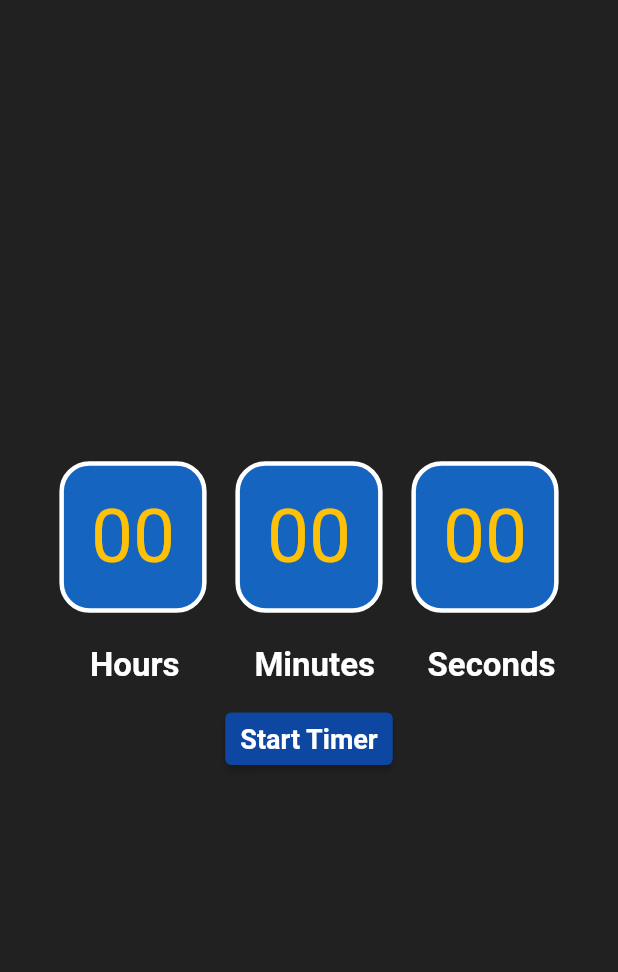
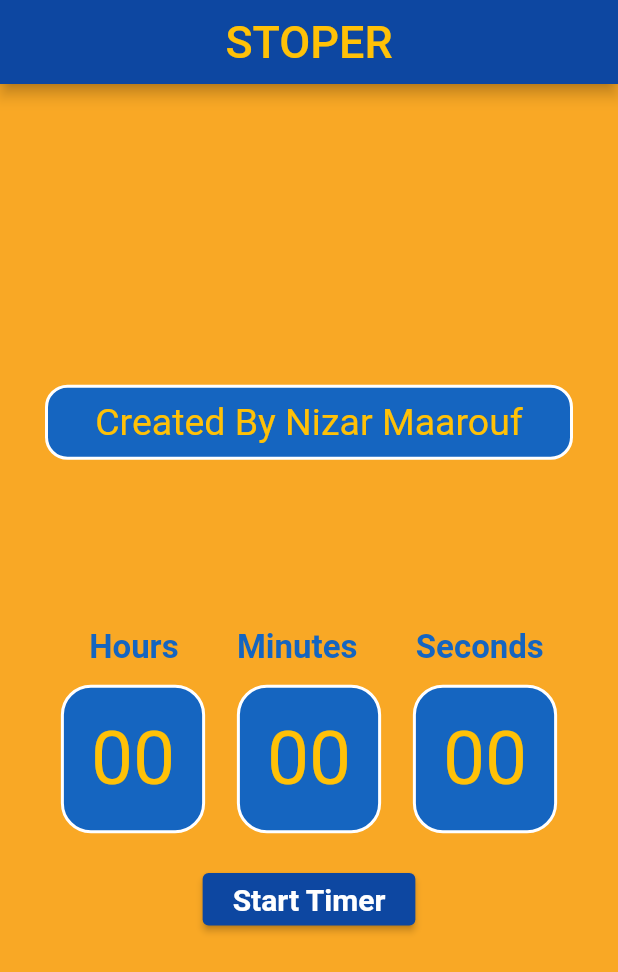
Before and after one commit to NizarMaarouf/Stoper_Timer_APP, a Flutter app: the screen it shows after launch, on a phone screen of 412 x 824 dp. Shown: the top 972 px of the screen. Run offline on Flutter 3.47's test engine with Material 2 defaults, Android fonts, the phone set to English and light mode, and no system bars.

Commit message:
BY NIZAR MAAROUF

```diff
--- a/lib/Widget/Counter.dart
+++ b/lib/Widget/Counter.dart
@@ -12,10 +12,11 @@ class StoperTimerApp extends StatefulWidget {
 }
 
 class _StoperTimerAppState extends State<StoperTimerApp> {
+  //----------------DURATION TIME---------------------------------
   Duration deuration = Duration(seconds: 0);
   //we must put the ? in the end of Timer .....
   Timer? downSeconds;
-
+//------------------STARTTIMER FUNCTION--------------------------
   startTimer() {
     downSeconds = Timer.periodic(Duration(seconds: 1), (test) {
       setState(() {
@@ -25,6 +26,7 @@ class _StoperTimerAppState extends State<StoperTimerApp> {
     });
   }
 
+//-----------------CANCELTIMER FUNCTION---------------------------
   cancelTimer() {
     int newSeconds = deuration.inSeconds;
     setState(() {
@@ -35,6 +37,7 @@ class _StoperTimerAppState extends State<StoperTimerApp> {
     });
   }
 
+//---------------------STOPTIMER FUNCTION----------------------------
   stopTimer() {
     int newSeconds = deuration.inSeconds;
     setState(() {
@@ -43,6 +46,7 @@ class _StoperTimerAppState extends State<StoperTimerApp> {
     });
   }
 
+//--------------------RESUMETIMER FUNCTION----------------------------
   resumeTimer() {
     int newSeconds = deuration.inSeconds;
     setState(() {
@@ -50,32 +54,91 @@ class _StoperTimerAppState extends State<StoperTimerApp> {
     });
   }
 
+//-------------------HELPER PARAMETER--------------------------------
   bool isRunning = false;
 
   @override
   Widget build(BuildContext context) {
     return SafeArea(
       child: Scaffold(
-        backgroundColor: Colors.black,
+        appBar: AppBar(
+          backgroundColor: Colors.blue[900],
+          title: Text(
+            'STOPER',
+            style: TextStyle(fontSize: 30, color: Colors.amber),
+          ),
+          centerTitle: true,
+        ),
+//-----------------------------BODY-----------------------------------------
         body: Container(
           padding: EdgeInsets.fromLTRB(30, 8, 30, 8),
-          color: Colors.grey[900],
+          color: Colors.yellow[800],
           width: double.infinity,
           height: double.infinity,
+
 //-----------------------THE BOX'S OF THE TIMER -----------------------------
           child: Column(
             mainAxisAlignment: MainAxisAlignment.center,
             children: [
-              Row(
+//------------------------TITLE CREATE---------------------------------------
+              Container(
+                margin: EdgeInsets.only(bottom: 100),
+                alignment: AlignmentDirectional.center,
+                width: double.infinity,
+                height: 50,
+                decoration: BoxDecoration(
+                  color: Colors.blue[800],
+                  border: Border.all(width: 2, color: Colors.white),
+                  borderRadius: BorderRadius.circular(15),
+                ),
+                child: Text(
+                  'Created By Nizar Maarouf',
+                  style: TextStyle(fontSize: 25, color: Colors.amber),
+                ),
+              ),
+//----------------------TEXT : NAME OF THE TIME BOX----------------------------
+              Container(
+                width: double.infinity,
+                height: 50,
+                padding: EdgeInsets.fromLTRB(10, 0, 0, 0),
+                child: Row(
+                  mainAxisAlignment: MainAxisAlignment.spaceAround,
+                  // ignore: prefer_const_literals_to_create_immutables
+                  children: [
+                    Text(
+                      'Hours',
+                      style: TextStyle(
+                          fontSize: 22,
+                          fontWeight: FontWeight.bold,
+                          color: Colors.blue[800]),
+                    ),
+                    Text(
+                      'Minutes',
+                      style: TextStyle(
+                          fontSize: 22,
+                          fontWeight: FontWeight.bold,
+                          color: Colors.blue[800]),
+                    ),
+                    Text(
+                      'Seconds',
+                      style: TextStyle(
+                          fontSize: 22,
+                          fontWeight: FontWeight.bold,
+                          color: Colors.blue[800]),
+                    ),
+                  ],
+                ),
+              ),
+              Container(
+                margin: EdgeInsets.only(bottom: 20),
+                child: Row(
                   mainAxisAlignment: MainAxisAlignment.spaceAround,
                   children: [
                     Container(
                       padding: EdgeInsets.all(18),
-                    // width: 100,
-                    // height: 100,
                       decoration: BoxDecoration(
                         color: Colors.blue[800],
-                      border: Border.all(width: 3, color: Colors.white),
+                        border: Border.all(width: 2, color: Colors.white),
                         borderRadius: BorderRadius.circular(20),
                       ),
                       child: Text(
@@ -92,7 +155,7 @@ class _StoperTimerAppState extends State<StoperTimerApp> {
                       // height: 100,
                       decoration: BoxDecoration(
                         color: Colors.blue[800],
-                      border: Border.all(width: 3, color: Colors.white),
+                        border: Border.all(width: 2, color: Colors.white),
                         borderRadius: BorderRadius.circular(20),
                       ),
                       child: Text(
@@ -109,7 +172,7 @@ class _StoperTimerAppState extends State<StoperTimerApp> {
                       // height: 100,
                       decoration: BoxDecoration(
                         color: Colors.blue[800],
-                      border: Border.all(width: 3, color: Colors.white),
+                        border: Border.all(width: 2, color: Colors.white),
                         borderRadius: BorderRadius.circular(20),
                       ),
                       child: Text(
@@ -119,48 +182,6 @@ class _StoperTimerAppState extends State<StoperTimerApp> {
                             .padLeft(2, "0"),
                         style: TextStyle(fontSize: 50, color: Colors.amber),
                       ),
-                  ),
-                ],
-              ),
-
-//----------------------TEXT : NAME OF THE TIME BOX----------------------------
-              Container(
-                width: double.infinity,
-                height: 50,
-                margin: EdgeInsets.only(top: 10),
-                // padding: EdgeInsets.fromLTRB(10, 8, 10, 8),
-                child: Row(
-                  // ignore: prefer_const_literals_to_create_immutables
-                  children: [
-                    SizedBox(
-                      width: 30,
-                    ),
-                    Text(
-                      'Hours',
-                      style: TextStyle(
-                          fontSize: 22,
-                          fontWeight: FontWeight.bold,
-                          color: Colors.white),
-                    ),
-                    SizedBox(
-                      width: 50,
-                    ),
-                    Text(
-                      'Minutes',
-                      style: TextStyle(
-                          fontSize: 22,
-                          fontWeight: FontWeight.bold,
-                          color: Colors.white),
-                    ),
-                    SizedBox(
-                      width: 35,
-                    ),
-                    Text(
-                      'Seconds',
-                      style: TextStyle(
-                          fontSize: 22,
-                          fontWeight: FontWeight.bold,
-                          color: Colors.white),
                     ),
                   ],
                 ),
@@ -215,7 +236,7 @@ class _StoperTimerAppState extends State<StoperTimerApp> {
                         // foregroundColor: Colors.white,
                         backgroundColor: Colors.blue[900],
                         minimumSize: Size(80, 35),
-                        padding: EdgeInsets.symmetric(horizontal: 10),
+                        padding: EdgeInsets.symmetric(horizontal: 20),
                       ),
                       onPressed: () {
                         startTimer();
@@ -226,7 +247,7 @@ class _StoperTimerAppState extends State<StoperTimerApp> {
                       child: Text(
                         'Start Timer',
                         style: TextStyle(
-                            fontSize: 18, fontWeight: FontWeight.bold),
+                            fontSize: 20, fontWeight: FontWeight.bold),
                       ),
                     )
             ],
```
Lines whose indentation alone changed are shown as unchanged.
